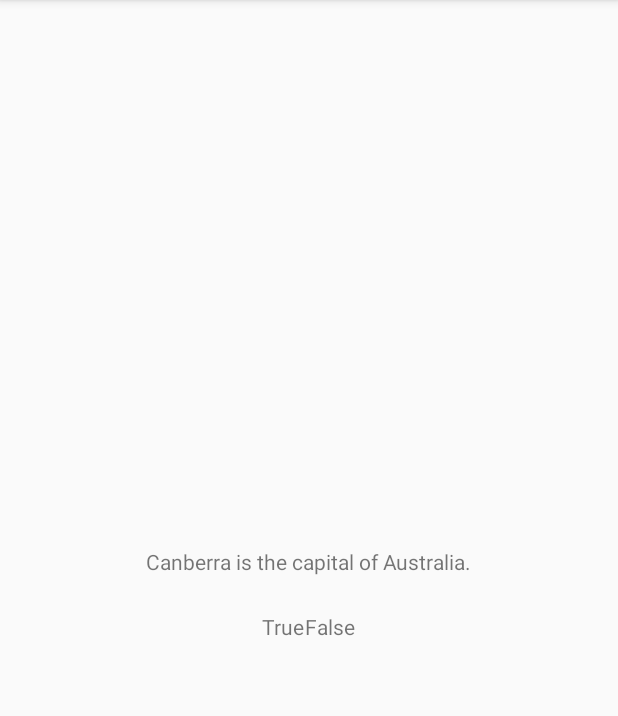
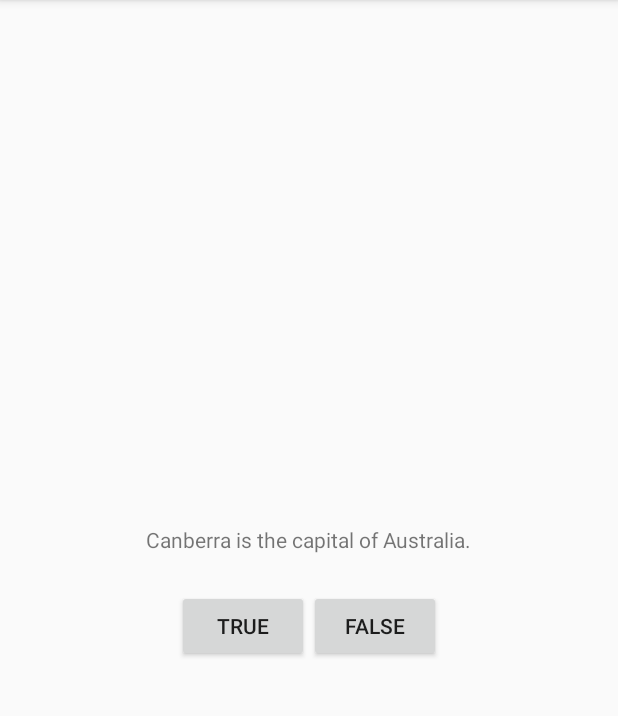
Before and after one commit to jobartucz/GeoQuiz, an Android app: the screen it shows after launch (MainActivity), on a phone screen of 412 x 824 dp, the part 84-800 px from its top. Run offline under Robolectric (Android 15) with nearby library versions, the phone set to English and light mode, and no system bars.

Commit message:
Added button id's and onClick listener for True button.

```diff
--- a/app/src/main/java/com/ctech/bartucz/geoquiz/MainActivity.java
+++ b/app/src/main/java/com/ctech/bartucz/geoquiz/MainActivity.java
@@ -2,12 +2,28 @@ package com.ctech.bartucz.geoquiz;
 
 import android.support.v7.app.AppCompatActivity;
 import android.os.Bundle;
+import android.view.View;
+import android.widget.Button;
 
 public class MainActivity extends AppCompatActivity {
+
+    private Button mTrueButton;
+    private Button mFalseButton;
 
     @Override
     protected void onCreate(Bundle savedInstanceState) {
         super.onCreate(savedInstanceState);
         setContentView(R.layout.activity_main);
+
+        mTrueButton = (Button) findViewById(R.id.true_button);
+
+        mTrueButton.setOnClickListener(new View.OnClickListener() {
+            @Override
+            public void onClick(View v) {
+                // Does nothing yet, but soon!
+            }
+        });
+
+        mFalseButton = (Button) findViewById(R.id.false_button);
     }
 }
--- a/app/src/main/res/layout/activity_main.xml
+++ b/app/src/main/res/layout/activity_main.xml
@@ -17,12 +17,14 @@
         android:layout_height="wrap_content"
         android:orientation="horizontal" >
 
-        <TextView
+        <Button
+            android:id="@+id/true_button"
             android:layout_width="wrap_content"
             android:layout_height="wrap_content"
             android:text="@string/true_button"/>
 
-        <TextView
+        <Button
+            android:id="@+id/false_button"
             android:layout_width="wrap_content"
             android:layout_height="wrap_content"
             android:text="@string/false_button"/>
```
